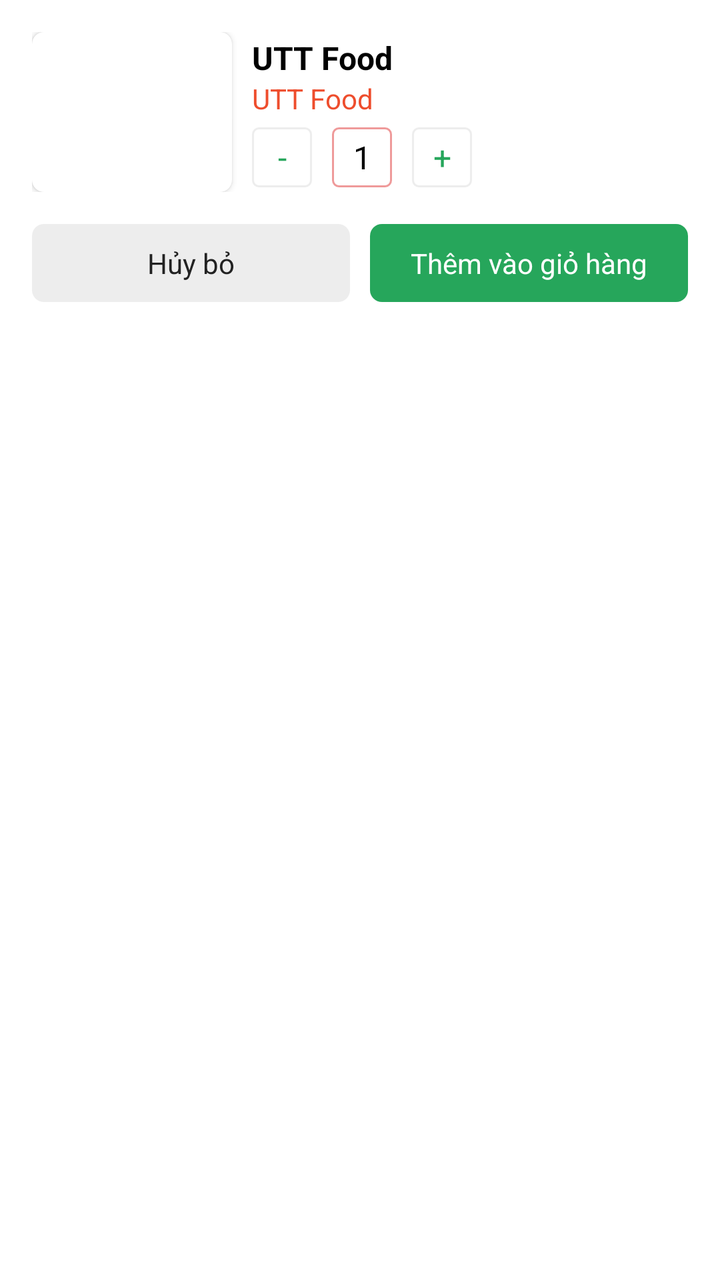
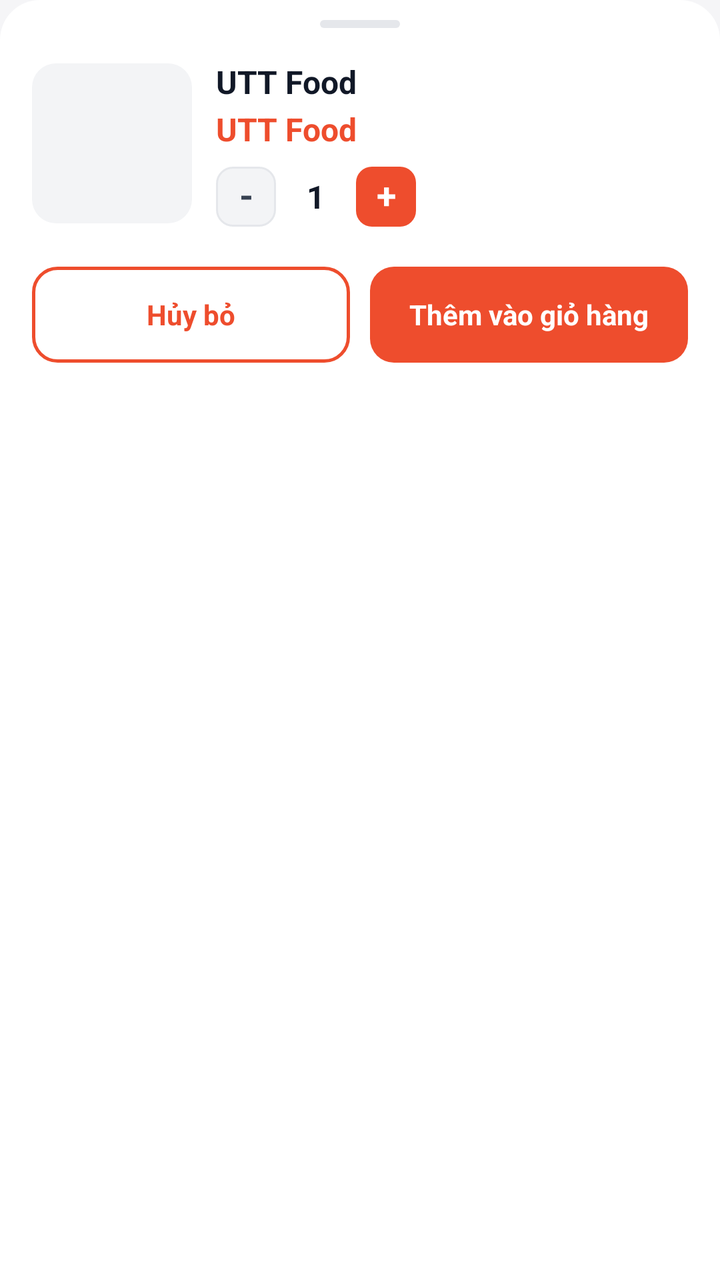

Before-and-after screenshots of an Android layout around one commit, followed by the original layout XML and the change that was made.
<!-- AndroidManifest.xml: application theme AppTheme -->
<!-- res/layout/layout_bottom_sheet_cart.xml -->
<?xml version="1.0" encoding="utf-8"?>

<RelativeLayout xmlns:android="http://schemas.android.com/apk/res/android"
    android:layout_width="match_parent"
    android:layout_height="wrap_content"
    xmlns:app="http://schemas.android.com/apk/res-auto"
    xmlns:tools="http://schemas.android.com/tools"
    android:background="@color/white"
    tools:viewBindingIgnore="true"
    android:padding="@dimen/define_dimen_16">

    <RelativeLayout
        android:id="@+id/layout_infor"
        android:layout_width="match_parent"
        android:layout_height="wrap_content">

        <androidx.cardview.widget.CardView
            android:id="@+id/layout_image"
            android:layout_width="@dimen/define_dimen_100"
            android:layout_height="@dimen/define_dimen_80"
            android:layout_centerVertical="true"
            app:cardCornerRadius="@dimen/define_dimen_6">

            <ImageView
                android:id="@+id/img_food_cart"
                android:layout_width="match_parent"
                android:layout_height="match_parent"
                android:scaleType="centerCrop"
                tools:ignore="ContentDescription" />
        </androidx.cardview.widget.CardView>

        <LinearLayout
            android:layout_width="match_parent"
            android:layout_height="wrap_content"
            android:layout_centerVertical="true"
            android:layout_marginStart="@dimen/define_dimen_10"
            android:layout_toEndOf="@+id/layout_image"
            android:orientation="vertical">

            <TextView
                android:id="@+id/tv_food_name_cart"
                android:layout_width="wrap_content"
                android:layout_height="wrap_content"
                android:text="@string/app_name"
                android:textColor="@color/black"
                android:textSize="@dimen/text_size_normal"
                android:textStyle="bold" />

            <TextView
                android:id="@+id/tv_food_price_cart"
                android:layout_width="wrap_content"
                android:layout_height="wrap_content"
                android:text="@string/app_name"
                android:textColor="@color/colorPrimary"
                android:textSize="@dimen/text_size_small" />

            <LinearLayout
                android:layout_width="wrap_content"
                android:layout_height="wrap_content"
                android:layout_marginTop="@dimen/define_dimen_5"
                android:orientation="horizontal">

                <TextView
                    android:id="@+id/tv_subtract"
                    android:layout_width="@dimen/define_dimen_30"
                    android:layout_height="@dimen/define_dimen_30"
                    android:background="@drawable/bg_white_shape_border_gray"
                    android:gravity="center"
                    android:text="@string/label_sub"
                    android:textColor="@color/green"
                    android:textSize="@dimen/text_size_normal" />

                <TextView
                    android:id="@+id/tv_count"
                    android:layout_width="@dimen/define_dimen_30"
                    android:layout_height="@dimen/define_dimen_30"
                    android:layout_marginStart="@dimen/define_dimen_10"
                    android:layout_marginEnd="@dimen/define_dimen_10"
                    android:background="@drawable/bg_white_shape_border_red_corner_3"
                    android:gravity="center"
                    android:text="@string/label_quantity_1"
                    android:textColor="@color/black"
                    android:textSize="@dimen/text_size_normal" />

                <TextView
                    android:id="@+id/tv_add"
                    android:layout_width="@dimen/define_dimen_30"
                    android:layout_height="@dimen/define_dimen_30"
                    android:background="@drawable/bg_white_shape_border_gray"
                    android:gravity="center"
                    android:text="@string/label_add"
                    android:textColor="@color/green"
                    android:textSize="@dimen/text_size_normal" />
            </LinearLayout>
        </LinearLayout>
    </RelativeLayout>

    <LinearLayout
        android:layout_width="match_parent"
        android:layout_height="wrap_content"
        android:layout_below="@+id/layout_infor"
        android:orientation="horizontal"
        android:layout_marginTop="@dimen/define_dimen_16">

        <TextView
            android:id="@+id/tv_cancel"
            android:layout_width="0dp"
            android:layout_height="wrap_content"
            android:layout_weight="1"
            android:paddingStart="@dimen/define_dimen_16"
            android:paddingEnd="@dimen/define_dimen_16"
            android:background="@drawable/bg_gray_shape_corner_6"
            android:gravity="center"
            android:layout_marginEnd="@dimen/define_dimen_10"
            android:padding="@dimen/define_dimen_10"
            android:text="@string/cancel"
            android:textColor="@color/textColorPrimary"
            android:textSize="@dimen/text_size_small" />

        <TextView
            android:id="@+id/tv_add_cart"
            android:layout_width="0dp"
            android:layout_weight="1"
            android:layout_height="wrap_content"
            android:background="@drawable/bg_green_shape_corner_6"
            android:gravity="center"
            android:padding="@dimen/define_dimen_10"
            android:text="@string/add_to_cart"
            android:textColor="@color/white"
            android:textSize="@dimen/text_size_small" />
    </LinearLayout>
</RelativeLayout>
<!-- resources referenced by this layout -->
<resources>
  <color name="black">#000000</color>
  <color name="green">#26A65B</color>
  <dimen name="define_dimen_100">100dp</dimen>
  <dimen name="define_dimen_5">5dp</dimen>
  <dimen name="define_dimen_6">6dp</dimen>
  <!-- drawable bg_gray_shape_corner_6 (drawable) -->
  <?xml version="1.0" encoding="utf-8"?>
  
  <shape xmlns:android="http://schemas.android.com/apk/res/android">
      <corners android:radius="6dp"/>
      <solid android:color="@color/dividerColor"/>
  </shape>
  <!-- drawable bg_green_shape_corner_6 (drawable) -->
  <?xml version="1.0" encoding="utf-8"?>
  
  <shape xmlns:android="http://schemas.android.com/apk/res/android">
      <corners android:radius="6dp"/>
      <solid android:color="@color/green"/>
  </shape>
  <!-- drawable bg_white_shape_border_gray (drawable) -->
  <?xml version="1.0" encoding="utf-8"?>
  
  <shape xmlns:android="http://schemas.android.com/apk/res/android">
      <corners android:radius="3dp"/>
      <solid android:color="@color/white"/>
      <stroke android:width="1dp" android:color="@color/dividerColor"/>
  </shape>
  <!-- drawable bg_white_shape_border_red_corner_3 (drawable) -->
  <?xml version="1.0" encoding="utf-8"?>
  
  <shape xmlns:android="http://schemas.android.com/apk/res/android">
      <corners android:radius="3dp"/>
      <solid android:color="@color/white"/>
      <stroke android:width="1dp" android:color="@color/red"/>
  </shape>
  <color name="dividerColor">#EDEDED</color>
  <color name="red">#EF9A9A</color>
  <color name="screenBackground">#F5F5F5</color>
  <!-- unchanged entries left out for length: 19 -->
</resources>

<!-- the commit's change to res/layout/layout_bottom_sheet_cart.xml (unified diff, before → after) -->
@@ -1,30 +1,43 @@
 <?xml version="1.0" encoding="utf-8"?>
-
 <RelativeLayout xmlns:android="http://schemas.android.com/apk/res/android"
+    xmlns:app="http://schemas.android.com/apk/res-auto"
+    xmlns:tools="http://schemas.android.com/tools"
     android:layout_width="match_parent"
     android:layout_height="wrap_content"
-    xmlns:app="http://schemas.android.com/apk/res-auto"
-    xmlns:tools="http://schemas.android.com/tools"
-    android:background="@color/white"
-    tools:viewBindingIgnore="true"
-    android:padding="@dimen/define_dimen_16">
+    android:background="@drawable/bg_sheet_top"
+    android:paddingStart="@dimen/define_dimen_16"
+    android:paddingTop="@dimen/define_dimen_10"
+    android:paddingEnd="@dimen/define_dimen_16"
+    android:paddingBottom="@dimen/define_dimen_16"
+    tools:viewBindingIgnore="true">
+
+    <View
+        android:id="@+id/grabber"
+        android:layout_width="@dimen/define_dimen_40"
+        android:layout_height="4dp"
+        android:layout_centerHorizontal="true"
+        android:background="@drawable/bg_sheet_grabber" />
 
     <RelativeLayout
         android:id="@+id/layout_infor"
         android:layout_width="match_parent"
-        android:layout_height="wrap_content">
+        android:layout_height="wrap_content"
+        android:layout_below="@+id/grabber"
+        android:layout_marginTop="@dimen/define_dimen_16">
 
         <androidx.cardview.widget.CardView
             android:id="@+id/layout_image"
-            android:layout_width="@dimen/define_dimen_100"
+            android:layout_width="@dimen/define_dimen_80"
             android:layout_height="@dimen/define_dimen_80"
             android:layout_centerVertical="true"
-            app:cardCornerRadius="@dimen/define_dimen_6">
+            app:cardCornerRadius="@dimen/define_dimen_12"
+            app:cardElevation="0dp">
 
             <ImageView
                 android:id="@+id/img_food_cart"
                 android:layout_width="match_parent"
                 android:layout_height="match_parent"
+                android:background="@color/neutral100"
                 android:scaleType="centerCrop"
                 tools:ignore="ContentDescription" />
         </androidx.cardview.widget.CardView>
@@ -33,16 +46,18 @@
             android:layout_width="match_parent"
             android:layout_height="wrap_content"
             android:layout_centerVertical="true"
-            android:layout_marginStart="@dimen/define_dimen_10"
+            android:layout_marginStart="@dimen/define_dimen_12"
             android:layout_toEndOf="@+id/layout_image"
             android:orientation="vertical">
 
             <TextView
                 android:id="@+id/tv_food_name_cart"
-                android:layout_width="wrap_content"
+                android:layout_width="match_parent"
                 android:layout_height="wrap_content"
+                android:ellipsize="end"
+                android:maxLines="2"
                 android:text="@string/app_name"
-                android:textColor="@color/black"
+                android:textColor="@color/neutral900"
                 android:textSize="@dimen/text_size_normal"
                 android:textStyle="bold" />
 
@@ -50,47 +65,52 @@
                 android:id="@+id/tv_food_price_cart"
                 android:layout_width="wrap_content"
                 android:layout_height="wrap_content"
+                android:layout_marginTop="@dimen/define_dimen_2"
                 android:text="@string/app_name"
-                android:textColor="@color/colorPrimary"
-                android:textSize="@dimen/text_size_small" />
+                android:textColor="@color/priceColor"
+                android:textSize="@dimen/text_size_normal"
+                android:textStyle="bold" />
 
             <LinearLayout
                 android:layout_width="wrap_content"
                 android:layout_height="wrap_content"
-                android:layout_marginTop="@dimen/define_dimen_5"
+                android:layout_marginTop="@dimen/define_dimen_8"
+                android:gravity="center_vertical"
                 android:orientation="horizontal">
 
                 <TextView
                     android:id="@+id/tv_subtract"
                     android:layout_width="@dimen/define_dimen_30"
                     android:layout_height="@dimen/define_dimen_30"
-                    android:background="@drawable/bg_white_shape_border_gray"
+                    android:background="@drawable/bg_stepper_button"
                     android:gravity="center"
+                    android:includeFontPadding="false"
                     android:text="@string/label_sub"
-                    android:textColor="@color/green"
-                    android:textSize="@dimen/text_size_normal" />
+                    android:textColor="@color/neutral700"
+                    android:textSize="@dimen/text_size_xnormal"
+                    android:textStyle="bold" />
 
                 <TextView
                     android:id="@+id/tv_count"
-                    android:layout_width="@dimen/define_dimen_30"
+                    android:layout_width="@dimen/define_dimen_40"
                     android:layout_height="@dimen/define_dimen_30"
-                    android:layout_marginStart="@dimen/define_dimen_10"
-                    android:layout_marginEnd="@dimen/define_dimen_10"
-                    android:background="@drawable/bg_white_shape_border_red_corner_3"
                     android:gravity="center"
                     android:text="@string/label_quantity_1"
-                    android:textColor="@color/black"
-                    android:textSize="@dimen/text_size_normal" />
+                    android:textColor="@color/neutral900"
+                    android:textSize="@dimen/text_size_normal"
+                    android:textStyle="bold" />
 
                 <TextView
                     android:id="@+id/tv_add"
                     android:layout_width="@dimen/define_dimen_30"
                     android:layout_height="@dimen/define_dimen_30"
-                    android:background="@drawable/bg_white_shape_border_gray"
+                    android:background="@drawable/bg_stepper_button_primary"
                     android:gravity="center"
+                    android:includeFontPadding="false"
                     android:text="@string/label_add"
-                    android:textColor="@color/green"
-                    android:textSize="@dimen/text_size_normal" />
+                    android:textColor="@color/white"
+                    android:textSize="@dimen/text_size_xnormal"
+                    android:textStyle="bold" />
             </LinearLayout>
         </LinearLayout>
     </RelativeLayout>
@@ -99,34 +119,32 @@
         android:layout_width="match_parent"
         android:layout_height="wrap_content"
         android:layout_below="@+id/layout_infor"
-        android:orientation="horizontal"
-        android:layout_marginTop="@dimen/define_dimen_16">
+        android:layout_marginTop="@dimen/define_dimen_20"
+        android:orientation="horizontal">
 
         <TextView
             android:id="@+id/tv_cancel"
             android:layout_width="0dp"
-            android:layout_height="wrap_content"
+            android:layout_height="@dimen/define_dimen_48"
+            android:layout_marginEnd="@dimen/define_dimen_10"
             android:layout_weight="1"
-            android:paddingStart="@dimen/define_dimen_16"
-            android:paddingEnd="@dimen/define_dimen_16"
-            android:background="@drawable/bg_gray_shape_corner_6"
+            android:background="@drawable/bg_outlined_button"
             android:gravity="center"
-            android:layout_marginEnd="@dimen/define_dimen_10"
-            android:padding="@dimen/define_dimen_10"
             android:text="@string/cancel"
-            android:textColor="@color/textColorPrimary"
-            android:textSize="@dimen/text_size_small" />
+            android:textColor="@color/brandOrange"
+            android:textSize="@dimen/text_size_small"
+            android:textStyle="bold" />
 
         <TextView
             android:id="@+id/tv_add_cart"
             android:layout_width="0dp"
+            android:layout_height="@dimen/define_dimen_48"
             android:layout_weight="1"
-            android:layout_height="wrap_content"
-            android:background="@drawable/bg_green_shape_corner_6"
+            android:background="@drawable/bg_primary_button"
             android:gravity="center"
-            android:padding="@dimen/define_dimen_10"
             android:text="@string/add_to_cart"
             android:textColor="@color/white"
-            android:textSize="@dimen/text_size_small" />
+            android:textSize="@dimen/text_size_small"
+            android:textStyle="bold" />
     </LinearLayout>
 </RelativeLayout>
<!-- resource entries referenced after the edit -->
@@ -1,43 +1,109 @@
 <!-- resources referenced by this layout -->
 <resources>
-  <color name="black">#000000</color>
-  <color name="green">#26A65B</color>
-  <dimen name="define_dimen_100">100dp</dimen>
-  <dimen name="define_dimen_5">5dp</dimen>
-  <dimen name="define_dimen_6">6dp</dimen>
-  <!-- drawable bg_gray_shape_corner_6 (drawable) -->
+  <color name="brandOrange">#EE4D2D</color>
+  <color name="neutral100">#F3F4F6</color>
+  <color name="neutral700">#374151</color>
+  <color name="neutral900">#111827</color>
+  <color name="priceColor">#EE4D2D</color>
+  <dimen name="define_dimen_12">12dp</dimen>
+  <dimen name="define_dimen_2">2dp</dimen>
+  <dimen name="define_dimen_20">20dp</dimen>
+  <dimen name="define_dimen_40">40dp</dimen>
+  <dimen name="define_dimen_48">48dp</dimen>
+  <dimen name="define_dimen_8">8dp</dimen>
+  <dimen name="text_size_xnormal">18sp</dimen>
+  <!-- drawable bg_outlined_button (drawable) -->
   <?xml version="1.0" encoding="utf-8"?>
-  
-  <shape xmlns:android="http://schemas.android.com/apk/res/android">
-      <corners android:radius="6dp"/>
-      <solid android:color="@color/dividerColor"/>
+  <ripple xmlns:android="http://schemas.android.com/apk/res/android"
+      android:color="@color/ripplePrimary">
+      <item android:id="@android:id/mask">
+          <shape android:shape="rectangle">
+              <solid android:color="@color/white" />
+              <corners android:radius="12dp" />
+          </shape>
+      </item>
+      <item>
+          <shape android:shape="rectangle">
+              <solid android:color="@color/white" />
+              <stroke android:width="1.5dp" android:color="@color/brandOrange" />
+              <corners android:radius="12dp" />
+          </shape>
+      </item>
+  </ripple>
+  <!-- drawable bg_primary_button (drawable) -->
+  <?xml version="1.0" encoding="utf-8"?>
+  <ripple xmlns:android="http://schemas.android.com/apk/res/android"
+      android:color="@color/rippleLight">
+      <item android:id="@android:id/mask">
+          <shape android:shape="rectangle">
+              <solid android:color="@color/white" />
+              <corners android:radius="12dp" />
+          </shape>
+      </item>
+      <item>
+          <shape android:shape="rectangle">
+              <solid android:color="@color/brandOrange" />
+              <corners android:radius="12dp" />
+          </shape>
+      </item>
+  </ripple>
+  <!-- drawable bg_sheet_grabber (drawable) -->
+  <?xml version="1.0" encoding="utf-8"?>
+  <shape xmlns:android="http://schemas.android.com/apk/res/android"
+      android:shape="rectangle">
+      <solid android:color="@color/neutral200" />
+      <corners android:radius="3dp" />
   </shape>
-  <!-- drawable bg_green_shape_corner_6 (drawable) -->
+  <!-- drawable bg_sheet_top (drawable) -->
   <?xml version="1.0" encoding="utf-8"?>
-  
-  <shape xmlns:android="http://schemas.android.com/apk/res/android">
-      <corners android:radius="6dp"/>
-      <solid android:color="@color/green"/>
+  <shape xmlns:android="http://schemas.android.com/apk/res/android"
+      android:shape="rectangle">
+      <solid android:color="@color/surfaceBackground" />
+      <corners
+          android:topLeftRadius="20dp"
+          android:topRightRadius="20dp" />
   </shape>
-  <!-- drawable bg_white_shape_border_gray (drawable) -->
+  <!-- drawable bg_stepper_button (drawable) -->
   <?xml version="1.0" encoding="utf-8"?>
-  
-  <shape xmlns:android="http://schemas.android.com/apk/res/android">
-      <corners android:radius="3dp"/>
-      <solid android:color="@color/white"/>
-      <stroke android:width="1dp" android:color="@color/dividerColor"/>
-  </shape>
-  <!-- drawable bg_white_shape_border_red_corner_3 (drawable) -->
+  <ripple xmlns:android="http://schemas.android.com/apk/res/android"
+      android:color="@color/rippleDark">
+      <item android:id="@android:id/mask">
+          <shape android:shape="rectangle">
+              <solid android:color="@color/white" />
+              <corners android:radius="8dp" />
+          </shape>
+      </item>
+      <item>
+          <shape android:shape="rectangle">
+              <solid android:color="@color/neutral100" />
+              <stroke android:width="1dp" android:color="@color/neutral200" />
+              <corners android:radius="8dp" />
+          </shape>
+      </item>
+  </ripple>
+  <!-- drawable bg_stepper_button_primary (drawable) -->
   <?xml version="1.0" encoding="utf-8"?>
-  
-  <shape xmlns:android="http://schemas.android.com/apk/res/android">
-      <corners android:radius="3dp"/>
-      <solid android:color="@color/white"/>
-      <stroke android:width="1dp" android:color="@color/red"/>
-  </shape>
-  <color name="dividerColor">#EDEDED</color>
-  <color name="red">#EF9A9A</color>
-  <color name="screenBackground">#F5F5F5</color>
+  <ripple xmlns:android="http://schemas.android.com/apk/res/android"
+      android:color="@color/rippleLight">
+      <item android:id="@android:id/mask">
+          <shape android:shape="rectangle">
+              <solid android:color="@color/white" />
+              <corners android:radius="8dp" />
+          </shape>
+      </item>
+      <item>
+          <shape android:shape="rectangle">
+              <solid android:color="@color/brandOrange" />
+              <corners android:radius="8dp" />
+          </shape>
+      </item>
+  </ripple>
+  <color name="ripplePrimary">#33EE4D2D</color>
+  <color name="rippleLight">#33FFFFFF</color>
+  <color name="neutral200">#E5E7EB</color>
+  <color name="surfaceBackground">#FFFFFF</color>
+  <color name="rippleDark">#1F000000</color>
+  <color name="screenBackground">#F5F5F7</color>
   <!-- unchanged entries left out for length: 19 -->
 </resources>
 
